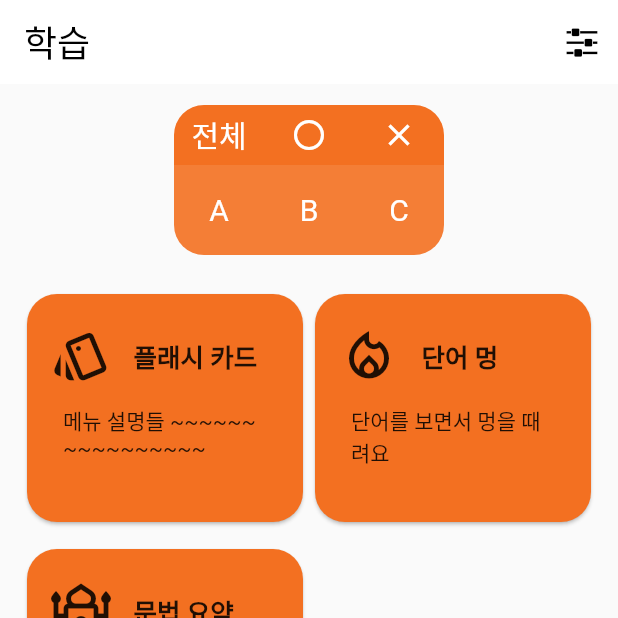
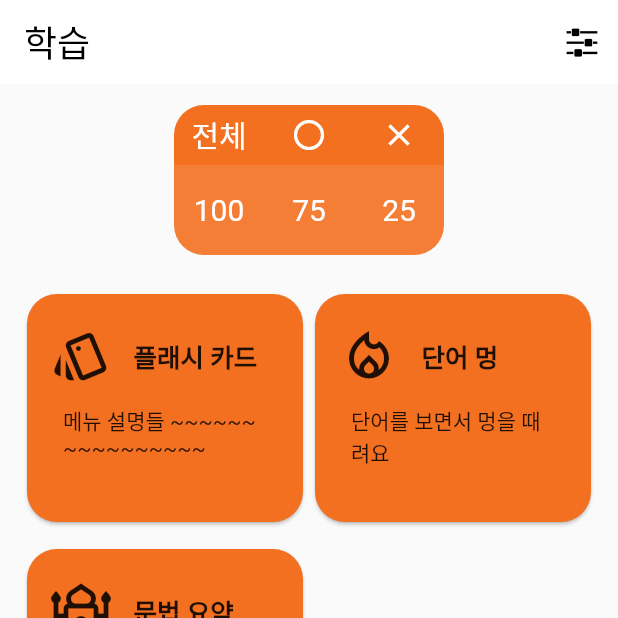
Before and after one commit to almeng-E/arabic_korean_memo, a Flutter app: the screen it shows after launch, item 2 of the bottom bar chosen, after a tap on "전체", on a phone screen of 412 x 824 dp, the top half of it. Run offline on Flutter 3.47's test engine with Material 2 defaults, Android fonts, the phone set to English and light mode, and no system bars; our stand-ins replace csv; missing offline and left inert: swipable_stack.

Commit message:
23-08-25 카테고리 분류 취소

```diff
--- a/lib/pages/p_study.dart
+++ b/lib/pages/p_study.dart
@@ -12,13 +12,13 @@ class MainPageStudy extends StatefulWidget {
 }
 
 class _MainPageStudyState extends State<MainPageStudy> {
-  DataCategory selectedCategory = DataCategory.total;
+  // DataCategory selectedCategory = DataCategory.total;
 
-  void handleCategoryChange(DataCategory category) {
-    setState(() {
-      selectedCategory = category;
-    });
-  }
+  // void handleCategoryChange(DataCategory category) {
+  //   setState(() {
+  //     selectedCategory = category;
+  //   });
+  // }
 
   @override
   Widget build(BuildContext context) {
@@ -47,8 +47,13 @@ class _MainPageStudyState extends State<MainPageStudy> {
         child: Column(
           children: [
             // ********************************* 색전환 버튼들
-            MemorizedButton(
-              onCategorySelected: handleCategoryChange,
+            const MemorizedButton(
+              totalItemCount: 100, // Replace with actual total item count
+              memorizedItemCount:
+                  75, // Replace with actual memorized item count
+              notMemorizedItemCount:
+                  25, // Replace with actual not memorized item count
+              // onCategorySelected: handleCategoryChange,
             ),
             // 빈 공간 SPACING
             const SizedBox(
--- a/lib/pages/p_words.dart
+++ b/lib/pages/p_words.dart
@@ -13,14 +13,6 @@ class MainPageWords extends StatefulWidget {
 }
 
 class _MainPageWordsState extends State<MainPageWords> {
-  DataCategory selectedCategory = DataCategory.total;
-
-  void handleCategoryChange(DataCategory category) {
-    setState(() {
-      selectedCategory = category;
-    });
-  }
-
   @override
   Widget build(BuildContext context) {
     return Scaffold(
@@ -55,23 +47,26 @@ class _MainPageWordsState extends State<MainPageWords> {
           ),
         ],
       ),
-      body: Padding(
-        padding: const EdgeInsets.fromLTRB(14, 14, 14, 0),
+      body: const Padding(
+        padding: EdgeInsets.fromLTRB(14, 14, 14, 0),
         child: Column(
           mainAxisAlignment: MainAxisAlignment.center,
           mainAxisSize: MainAxisSize.max,
           children: [
             // ********************************* 색전환 버튼들 나중에 수정
             MemorizedButton(
-              onCategorySelected: handleCategoryChange,
+              totalItemCount: 100, // Replace with actual total item count
+              memorizedItemCount:
+                  75, // Replace with actual memorized item count
+              notMemorizedItemCount:
+                  25, // Replace with actual not memorized item count
+              // onCategorySelected: handleCategoryChange,
             ),
-            const SizedBox(
+            SizedBox(
               height: 22,
             ),
             // 단어장 위젯
-            VocabList(
-              selectedCategory: selectedCategory,
-            )
+            VocabList()
           ],
         ),
       ),
--- a/lib/widgets/w_memorized_button.dart
+++ b/lib/widgets/w_memorized_button.dart
@@ -16,11 +16,17 @@ enum DataCategory {
 }
 
 class MemorizedButton extends StatelessWidget {
-  final Function(DataCategory) onCategorySelected;
+  final int totalItemCount;
+  final int memorizedItemCount;
+  final int notMemorizedItemCount;
+  // final Function(DataCategory) onCategorySelected;
 
   const MemorizedButton({
     super.key,
-    required this.onCategorySelected,
+    required this.totalItemCount,
+    required this.memorizedItemCount,
+    required this.notMemorizedItemCount,
+    // required this.onCategorySelected,
   });
 
   @override
@@ -36,7 +42,7 @@ class MemorizedButton extends StatelessWidget {
           mainAxisAlignment: MainAxisAlignment.start,
           children: [
             ClickableContainer(
-              label: 'A',
+              label: '$totalItemCount',
               labelIcon: const Text(
                 '전체',
                 style: TextStyle(
@@ -44,31 +50,31 @@ class MemorizedButton extends StatelessWidget {
                   fontSize: _Constants.labelFontSize,
                 ),
               ),
-              onTap: () {
-                onCategorySelected(DataCategory.total);
-              },
+              // onTap: () {
+              //   onCategorySelected(DataCategory.total);
+              // },
             ),
             ClickableContainer(
-              label: 'B',
+              label: '$memorizedItemCount',
               labelIcon: const Icon(
                 Icons.circle_outlined,
                 color: Colors.white,
                 size: _Constants.iconSize,
               ),
-              onTap: () {
-                onCategorySelected(DataCategory.memorized);
-              },
+              // onTap: () {
+              //   onCategorySelected(DataCategory.memorized);
+              // },
             ),
             ClickableContainer(
-              label: 'C',
+              label: '$notMemorizedItemCount',
               labelIcon: const Icon(
                 Icons.clear_outlined,
                 color: Colors.white,
                 size: _Constants.iconSize,
               ),
-              onTap: () {
-                onCategorySelected(DataCategory.notMemorized);
-              },
+              // onTap: () {
+              //   onCategorySelected(DataCategory.notMemorized);
+              // },
             ),
           ],
         ),
@@ -80,19 +86,19 @@ class MemorizedButton extends StatelessWidget {
 class ClickableContainer extends StatelessWidget {
   final String label;
   final Widget labelIcon;
-  final VoidCallback onTap;
+  // final VoidCallback onTap;
 
   const ClickableContainer({
     super.key,
     required this.label,
     required this.labelIcon,
-    required this.onTap,
+    // required this.onTap,
   });
 
   @override
   Widget build(BuildContext context) {
     return GestureDetector(
-      onTap: onTap,
+      onTap: () {}, //onTap,
       child: Column(
         children: [
           Container(
@@ -127,4 +133,4 @@ class ClickableContainer extends StatelessWidget {
   }
 }
 
-// 이후 data에 접근하는 법 배워야함. 버튼 클릭 시 해당 데이터만 접근하여 다시 렌더링하도록
+//TODO 이후 data에 접근하는 법 배워야함. 버튼 클릭 시 해당 데이터만 접근하여 다시 렌더링하도록
--- a/lib/widgets/w_vocab_list.dart
+++ b/lib/widgets/w_vocab_list.dart
@@ -1,15 +1,14 @@
 import 'package:flutter/material.dart';
 import 'package:arabic_korean_memo/themes/my_colors.dart';
-import 'package:arabic_korean_memo/widgets/w_memorized_button.dart';
 import 'package:arabic_korean_memo/widgets/d_data_manager.dart';
 
 // =========================================================================
 
 class VocabList extends StatefulWidget {
-  final DataCategory selectedCategory;
+  // final DataCategory selectedCategory;
   const VocabList({
     super.key,
-    required this.selectedCategory,
+    // required this.selectedCategory,
   });
 
   @override
@@ -22,25 +21,7 @@ class _VocabListState extends State<VocabList> {
   @override
   void initState() {
     super.initState();
-    _updateData(widget.selectedCategory);
-  }
-
-  @override
-  void didUpdateWidget(covariant VocabList oldWidget) {
-    super.didUpdateWidget(oldWidget);
-    if (oldWidget.selectedCategory != widget.selectedCategory) {
-      _updateData(widget.selectedCategory);
-    }
-  }
-
-  void _updateData(DataCategory category) {
-    if (category == DataCategory.memorized) {
-      data = ItemDataManager().getItemsByCategory(ItemCategory.memorized);
-    } else if (category == DataCategory.notMemorized) {
-      data = ItemDataManager().getItemsByCategory(ItemCategory.notMemorized);
-    } else {
-      data = ItemDataManager().items;
-    }
+    data = ItemDataManager().items;
   }
 
   @override
```
Also changed, not shown: lib/pages/p_tests.dart (+13 -8 lines), lib/widgets/d_data_manager.dart (+13 -1 lines).
